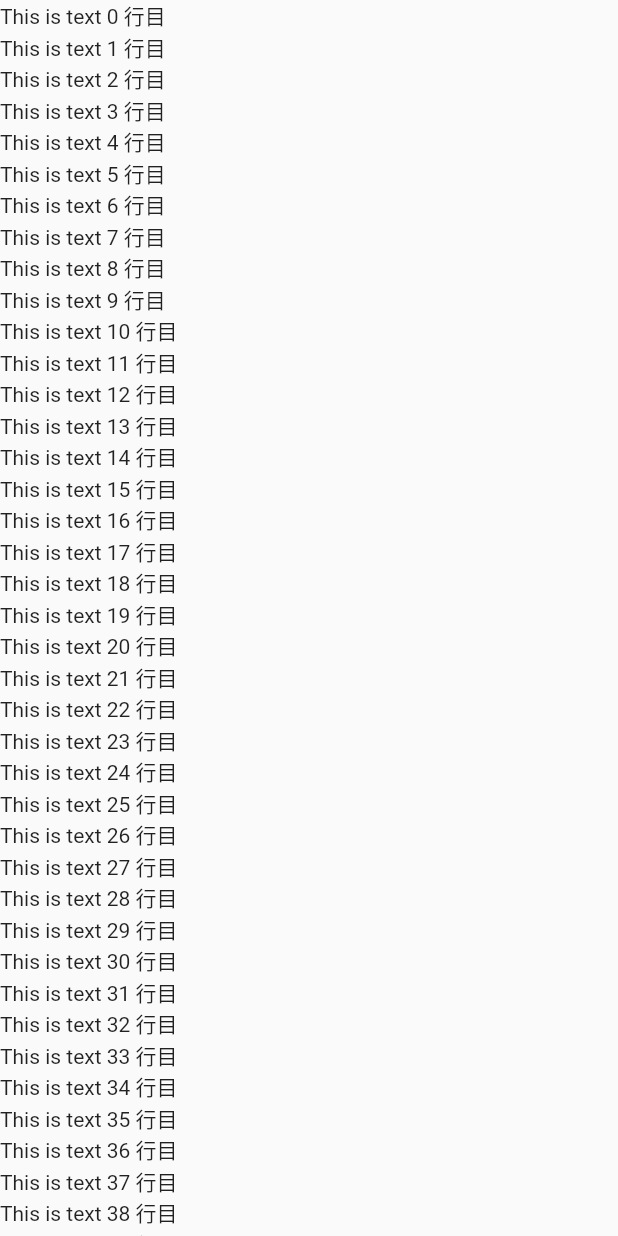
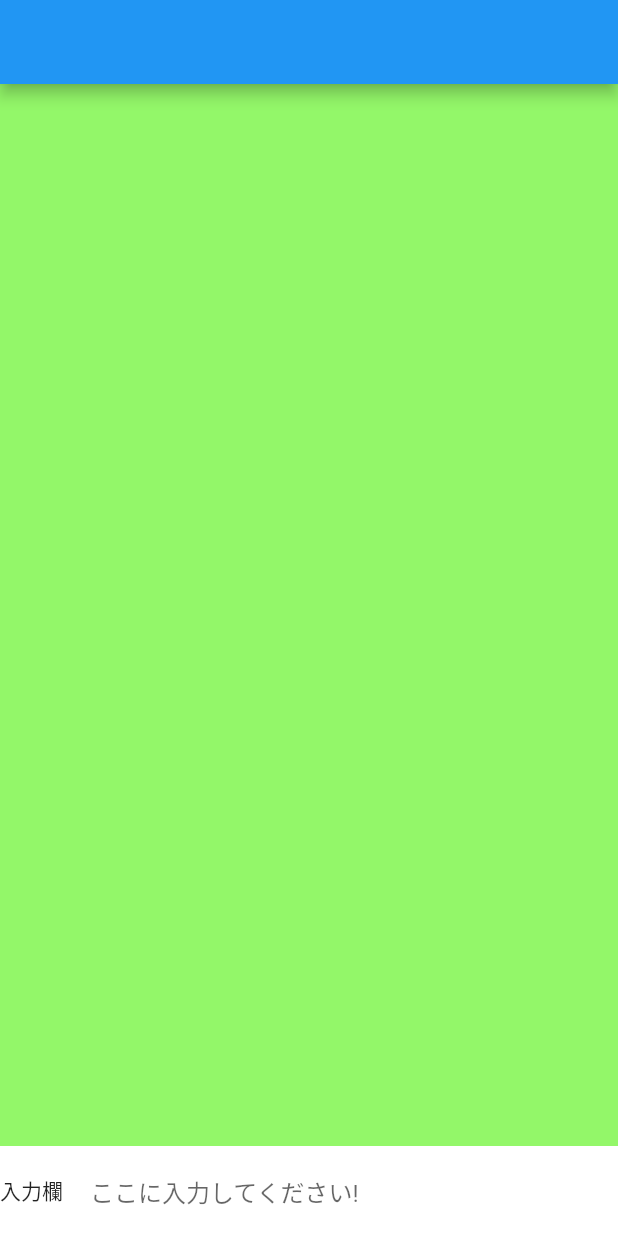
Before and after one commit to Takatoshi-ish/widget_sample, a Flutter app: the screen it shows after launch, on a phone screen of 412 x 824 dp. Run offline on Flutter 3.47's test engine with Material 2 defaults, Android fonts, the phone set to English and light mode, and no system bars.

Commit message:
SafeArea プロパティの説明

```diff
--- a/lib/main.dart
+++ b/lib/main.dart
@@ -1,4 +1,8 @@
 import 'package:flutter/material.dart';
+
+/* #1 SafeArea */
+// import 'safeArea/safearea.dart';
+import 'safeArea/maintainBottomViewPadding_check.dart';
 
 void main() => runApp(const MyApp());
 
@@ -7,22 +11,15 @@ class MyApp extends StatelessWidget {
 
   @override
   Widget build(BuildContext context) {
-    return const MaterialApp(
+    return MaterialApp(
+      theme: ThemeData(
+        primarySwatch: Colors.blue,
+      ),
       title: 'Flutter SafeArea Sample',
-      home: SafeAreaSample(),
+      home: const MainApp(),
+      /* #1 SafeArea */
+      // home: const SafeAreaSample(),
+      // home: const MainApp(),
     );
   }
 }
-
-class SafeAreaSample extends StatelessWidget {
-  const SafeAreaSample({super.key});
-
-  @override
-  Widget build(BuildContext context) {
-    return Scaffold(
-      body: ListView(
-        children: List.generate(100, (i) => Text('This is text $i 行目')),
-      ),
-    );
-  }
-}
--- /dev/null
+++ b/lib/safeArea/maintainBottomViewPadding_check.dart
@@ -0,0 +1,63 @@
+import 'package:flutter/material.dart';
+
+class MainApp extends StatelessWidget {
+  const MainApp({super.key});
+
+  @override
+  Widget build(BuildContext context) {
+    final mq = MediaQuery.of(context);
+    final bottomOffset = mq.viewInsets.bottom + mq.padding.bottom;
+    return Scaffold(
+      resizeToAvoidBottomInset: false,
+      appBar: AppBar(title: const Text('')),
+      body: AnimatedContainer(
+        duration: const Duration(milliseconds: 200),
+        padding: EdgeInsets.only(bottom: bottomOffset),
+        child: SafeArea(
+          bottom: true,
+          maintainBottomViewPadding: true, // ここの値を切り替える
+          child: Stack(children: const [
+            Align(
+              alignment: Alignment.bottomLeft,
+              child: TextContainer(),
+            ),
+          ]),
+        ),
+      ),
+      backgroundColor: const Color.fromARGB(255, 147, 247, 105),
+    );
+  }
+}
+
+class TextContainer extends StatefulWidget {
+  const TextContainer({super.key});
+
+  @override
+  TextContainerState createState() => TextContainerState();
+}
+
+class TextContainerState extends State<TextContainer> {
+  @override
+  Widget build(BuildContext context) {
+    return Container(
+      color: Colors.white,
+      padding: const EdgeInsets.symmetric(vertical: 6),
+      child: Row(
+        children: const [
+          SizedBox(
+            width: 60,
+            child: Text('入力欄'),
+          ),
+          Flexible(
+            child: TextField(
+              decoration: InputDecoration(
+                border: InputBorder.none,
+                hintText: 'ここに入力してください!',
+              ),
+            ),
+          ),
+        ],
+      ),
+    );
+  }
+}
```
